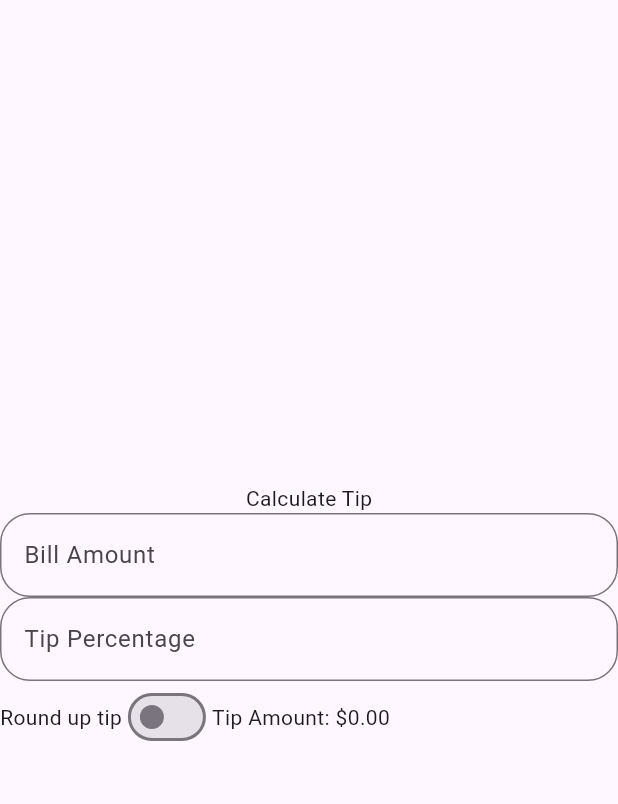
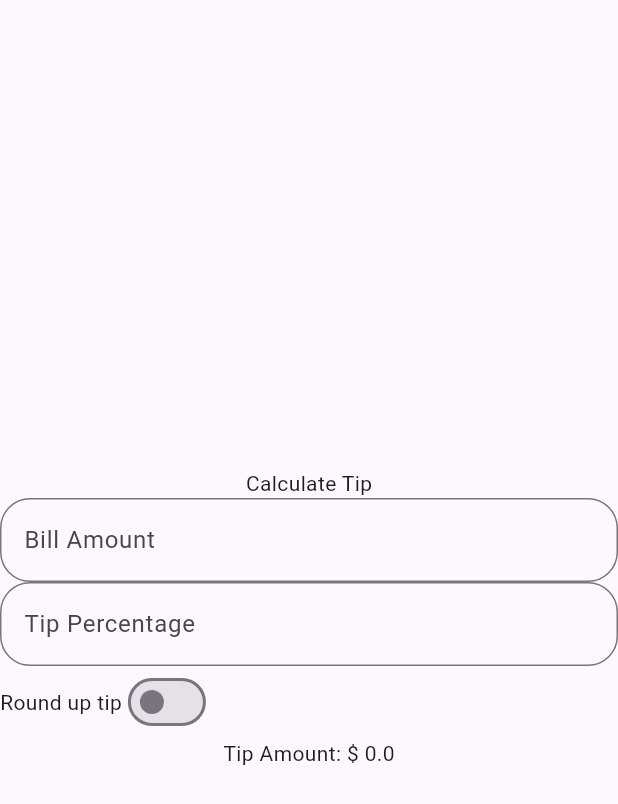
Before and after one commit to inzamam9494/Practice-Apps, a Flutter app: the TipCalculator screen opened directly, on a phone screen of 412 x 824 dp. Shown: the top 804 px of the screen. Run offline on Flutter 3.47's test engine with Material 3 defaults, Android fonts, the phone set to English and light mode, and no system bars.

Commit message:
tip Calculator

```diff
--- a/lib/tipCalculator.dart
+++ b/lib/tipCalculator.dart
@@ -9,7 +9,10 @@ class TipCalculator extends StatefulWidget {
 
 class _TipCalculatorState extends State<TipCalculator> {
 
+  final TextEditingController billAmount = TextEditingController();
+  final TextEditingController tipPercentage = TextEditingController();
   bool isSwitch = false;
+  double total = 0.0;
 
   @override
   Widget build(BuildContext context) {
@@ -20,6 +23,7 @@ class _TipCalculatorState extends State<TipCalculator> {
           children: [
             const Text("Calculate Tip"),
             TextField(
+              controller: billAmount,
               keyboardType: TextInputType.number,
               decoration: InputDecoration(
                 hintText: "Bill Amount",
@@ -29,6 +33,7 @@ class _TipCalculatorState extends State<TipCalculator> {
               ),
             ),
             TextField(
+              controller: tipPercentage,
               keyboardType: TextInputType.number,
               decoration: InputDecoration(
                 hintText: "Tip Percentage",
@@ -43,12 +48,17 @@ class _TipCalculatorState extends State<TipCalculator> {
                 Switch(value: isSwitch,
                     onChanged: (value){
                   setState(() {
-                    value = true;
+                    isSwitch = value;
+                    if(value == true){
+                      double bill = double.parse(billAmount.text);
+                      double tip = double.parse(tipPercentage.text);
+                      total = (tip/bill)*100;
+                    }
                   });
                     }),
-                const Text("Tip Amount: \$0.00")
               ],
-            )
+            ),
+            Text("Tip Amount: \$ $total"),
           ],
         ),
       ),
```
